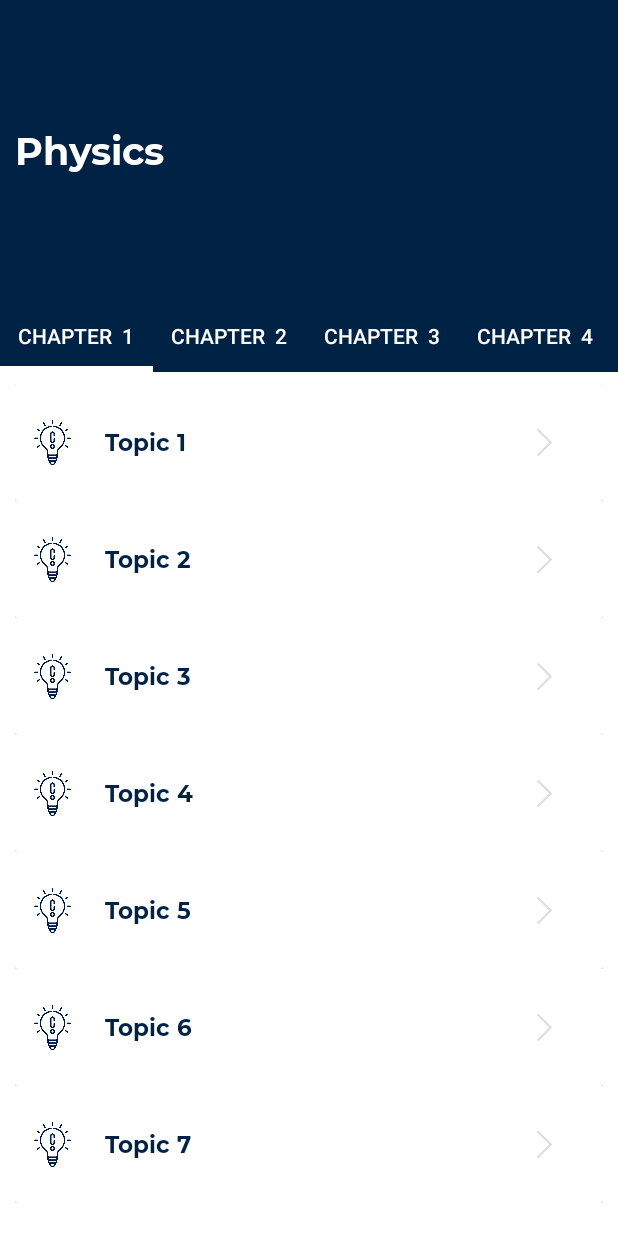
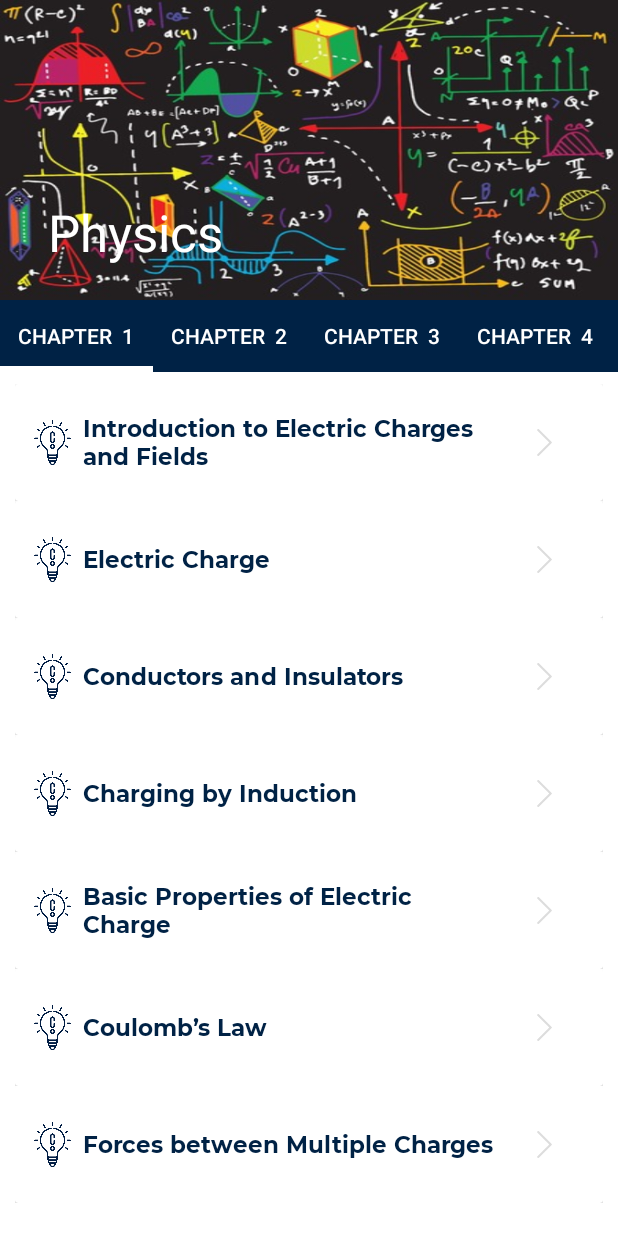
Before and after one commit to dazz-soni-007/testtimeAndroid, an Android app: the Chapters_Activity screen opened directly, with no data from a screen before it, on a phone screen of 412 x 824 dp. Run offline under Robolectric (Android 15) with nearby library versions, the light colour scheme and no system bars.

Commit message:
updated code- 10/08/2021

```diff
--- a/app/src/main/java/com/techconfer/quiz/Activities/Chapters_Activity.java
+++ b/app/src/main/java/com/techconfer/quiz/Activities/Chapters_Activity.java
@@ -3,8 +3,10 @@ package com.techconfer.quiz.Activities;
 import androidx.appcompat.app.AppCompatActivity;
 import androidx.viewpager.widget.ViewPager;
 
+import android.graphics.Color;
 import android.os.Bundle;
 
+import com.google.android.material.appbar.CollapsingToolbarLayout;
 import com.google.android.material.tabs.TabLayout;
 import com.techconfer.quiz.Adapter.Chapters_FragAdapter;
 import com.techconfer.quiz.Fragments.Chapters_Fragment;
@@ -13,6 +15,7 @@ import com.techconfer.quiz.R;
 public class Chapters_Activity extends AppCompatActivity {
     private ViewPager viewPager;
     private TabLayout mTabLayout;
+    CollapsingToolbarLayout collapsingToolbarLayout;
 
     @Override
     protected void onCreate(Bundle savedInstanceState) {
@@ -27,6 +30,10 @@ public class Chapters_Activity extends AppCompatActivity {
         viewPager = findViewById(R.id.viewpager);
         mTabLayout = findViewById(R.id.tabs);
 
+        collapsingToolbarLayout = (CollapsingToolbarLayout) findViewById(R.id.toolbar_layout);
+        collapsingToolbarLayout.setTitle("Physics");
+        collapsingToolbarLayout.setExpandedTitleColor(getResources().getColor(R.color.white));
+     //   collapsingToolbarLayout.setCollapsedTitleTextColor(getResources().getColor(R.color.navyblue));
 
         // setOffscreenPageLimit means number
         // of tabs to be shown in one page
--- a/app/src/main/java/com/techconfer/quiz/Adapter/TestListAdapter.java
+++ b/app/src/main/java/com/techconfer/quiz/Adapter/TestListAdapter.java
@@ -1,15 +1,19 @@
 package com.techconfer.quiz.Adapter;
 
 import android.content.Context;
+import android.content.Intent;
 import android.view.LayoutInflater;
 import android.view.View;
 import android.view.ViewGroup;
 import android.widget.ImageView;
+import android.widget.RelativeLayout;
 import android.widget.TextView;
 
 import androidx.constraintlayout.widget.ConstraintLayout;
 import androidx.recyclerview.widget.RecyclerView;
 
+import com.techconfer.quiz.Activities.Chapters_Activity;
+import com.techconfer.quiz.Activities.TestActivity;
 import com.techconfer.quiz.R;
 
 import java.util.ArrayList;
@@ -39,7 +43,12 @@ public class TestListAdapter extends RecyclerView.Adapter<TestListAdapter.MyView
         holder.name.setText((CharSequence) personNames.get(position));
       //  holder.image.setImageResource((Integer) personImages.get(position));
         // implement setOnClickListener event on item view.
+        holder.mainlay.setOnClickListener(v -> {
 
+            Intent i=new Intent(context, TestActivity.class);
+            i.setFlags(Intent.FLAG_ACTIVITY_NEW_TASK);
+            context.startActivity(i);
+        });
 
     }
 
@@ -53,13 +62,14 @@ public class TestListAdapter extends RecyclerView.Adapter<TestListAdapter.MyView
         // init the item view's
         TextView name;
         ImageView image;
-        ConstraintLayout mainlay;
+        RelativeLayout mainlay;
 
         public MyViewHolder(View itemView) {
             super(itemView);
             // get the reference of item view's
             name = (TextView) itemView.findViewById(R.id.testname);
             image = (ImageView) itemView.findViewById(R.id.testimg);
+            mainlay=(RelativeLayout)itemView.findViewById(R.id.mainlayout);
         }
     }
 }
--- a/app/src/main/java/com/techconfer/quiz/Fragments/Chapters_Fragment.java
+++ b/app/src/main/java/com/techconfer/quiz/Fragments/Chapters_Fragment.java
@@ -21,7 +21,8 @@ import java.util.Arrays;
 
 public class Chapters_Fragment extends Fragment {
     RecyclerView topics_recycler;
-    ArrayList subjectslist = new ArrayList<>(Arrays.asList("Topic 1","Topic 2","Topic 3","Topic 4","Topic 5","Topic 6","Topic 7","Topic 8","Topic 9","Topic 10"));
+    ArrayList subjectslist = new ArrayList<>(Arrays.asList("Introduction to Electric Charges and Fields",
+            "Electric Charge","Conductors and Insulators","Charging by Induction","Basic Properties of Electric Charge","Coulomb’s Law","Forces between Multiple Charges","Electric Field"," Electric Field Lines","Electric Flux"));
     ArrayList imageslist = new ArrayList<>(Arrays.asList(R.drawable.physics,R.drawable.chemistry,R.drawable.bio,R.drawable.geography,R.drawable.contentpage,R.drawable.english));
 
     public static Chapters_Fragment newInstance() {
--- /dev/null
+++ b/app/src/main/java/com/techconfer/quiz/OnCLickListener.java
@@ -0,0 +1,6 @@
+package com.techconfer.quiz;
+
+public interface OnCLickListener {
+
+    public void onClick(int positionOfItem);
+}
--- a/app/src/main/res/layout/activity_chapters.xml
+++ b/app/src/main/res/layout/activity_chapters.xml
@@ -1,6 +1,5 @@
 <?xml version="1.0" encoding="utf-8"?>
-<androidx.coordinatorlayout.widget.CoordinatorLayout
-    xmlns:android="http://schemas.android.com/apk/res/android"
+<androidx.coordinatorlayout.widget.CoordinatorLayout xmlns:android="http://schemas.android.com/apk/res/android"
     xmlns:app="http://schemas.android.com/apk/res-auto"
     android:layout_width="match_parent"
     android:layout_height="match_parent">
@@ -16,17 +15,37 @@
             android:layout_width="match_parent"
             android:layout_height="200dp"
             android:clipChildren="false"
-        android:fitsSystemWindows="true"
+            android:fitsSystemWindows="true"
+            app:contentScrim="@color/navyblue"
             app:layout_scrollFlags="scroll|exitUntilCollapsed">
+
+            <ImageView
+                android:id="@+id/image"
+                android:layout_width="match_parent"
+                android:layout_height="match_parent"
+                android:background="@drawable/physics_bg"
+                android:fitsSystemWindows="true"
+                android:scaleType="centerCrop"
+                app:layout_collapseMode="parallax"></ImageView>
+
             <TextView
-                android:layout_width="wrap_content"
+                android:layout_width="match_parent"
                 android:layout_height="wrap_content"
+                android:layout_gravity="center|start|bottom"
+                android:layout_marginLeft="@dimen/margin10"
+                android:fontFamily="@font/montserratbold"
+                android:gravity="center|start"
                 android:text="Physics"
+                android:visibility="gone"
                 android:textColor="@color/white"
-                android:layout_marginLeft="@dimen/margin10"
-                android:layout_gravity="center|start"
-                android:fontFamily="@font/montserratbold"
                 android:textSize="@dimen/margin25"></TextView>
+
+            <androidx.appcompat.widget.Toolbar
+                android:id="@+id/toolbar"
+                android:layout_width="match_parent"
+                android:layout_height="@dimen/margin40"
+                app:popupTheme="@style/Theme.Quiz"
+                app:layout_collapseMode="pin" />
         </com.google.android.material.appbar.CollapsingToolbarLayout>
 
         <com.google.android.material.tabs.TabLayout
--- a/app/src/main/res/layout/row_test_layout.xml
+++ b/app/src/main/res/layout/row_test_layout.xml
@@ -13,6 +13,7 @@
         card_view:cardElevation="@dimen/margin5">
 
         <RelativeLayout
+            android:id="@+id/mainlayout"
             android:layout_width="match_parent"
             android:layout_height="wrap_content"
             android:layout_gravity="center"
@@ -30,8 +31,10 @@
                 android:id="@+id/testname"
                 android:layout_width="wrap_content"
                 android:layout_height="wrap_content"
+                android:layout_toRightOf="@+id/testimg"
+                android:layout_toLeftOf="@+id/imageView"
                 android:layout_centerVertical="true"
-                android:layout_marginStart="@dimen/margin50"
+                android:layout_marginStart="@dimen/margin5"
                 android:fontFamily="@font/montserratbold"
                 android:text="username"
                 android:textColor="@color/navyblue"
```
Also changed, not shown: app/src/main/java/com/techconfer/quiz/Activities/TestActivity.java (+60 -0 lines), app/src/main/java/com/techconfer/quiz/Adapter/NextQuesAdapter.java (added, +101 -0 lines), app/src/main/java/com/techconfer/quiz/Adapter/OptionsAdapter.java (added, +68 -0 lines), app/src/main/java/com/techconfer/quiz/Model/OnSelected.java (added, +26 -0 lines), app/src/main/res/layout/activity_test.xml (+57 -84 lines), app/src/main/res/layout/nextquestion_rowlayout.xml (added, +19 -0 lines), app/src/main/res/layout/options_rowlayout.xml (added, +21 -0 lines), app/src/main/res/drawable/physics_bg.jpeg (added).
